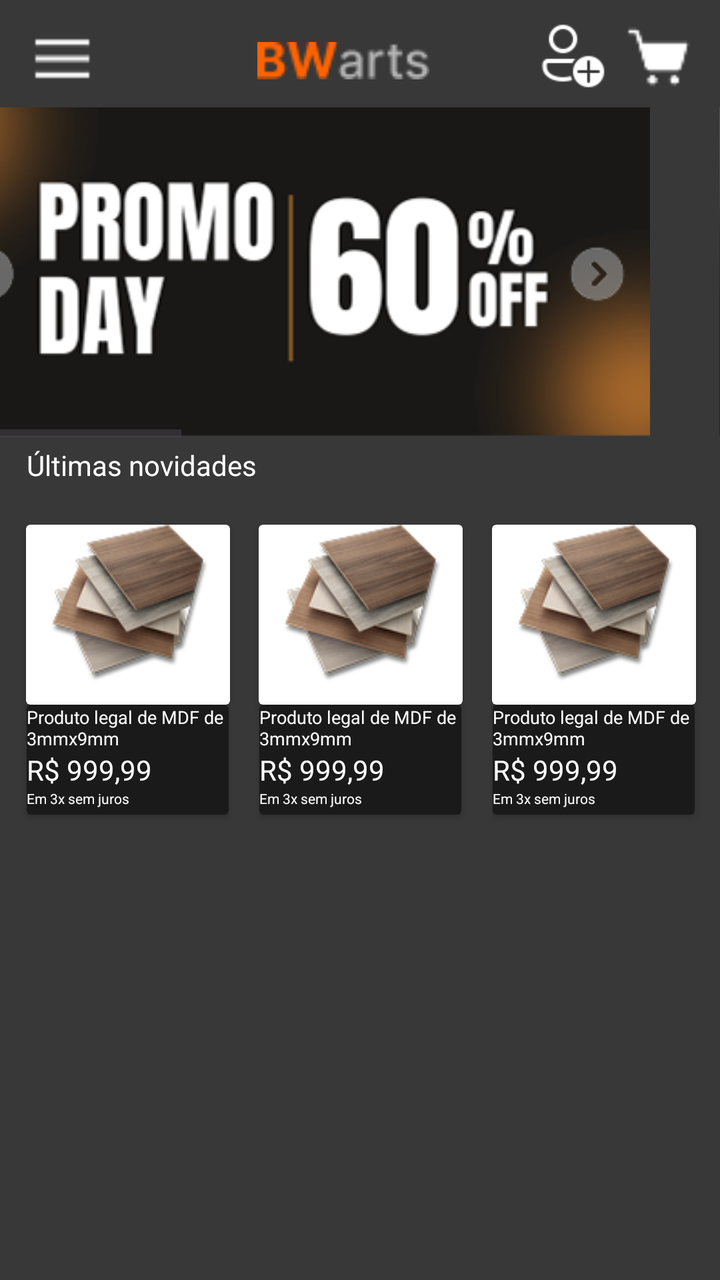
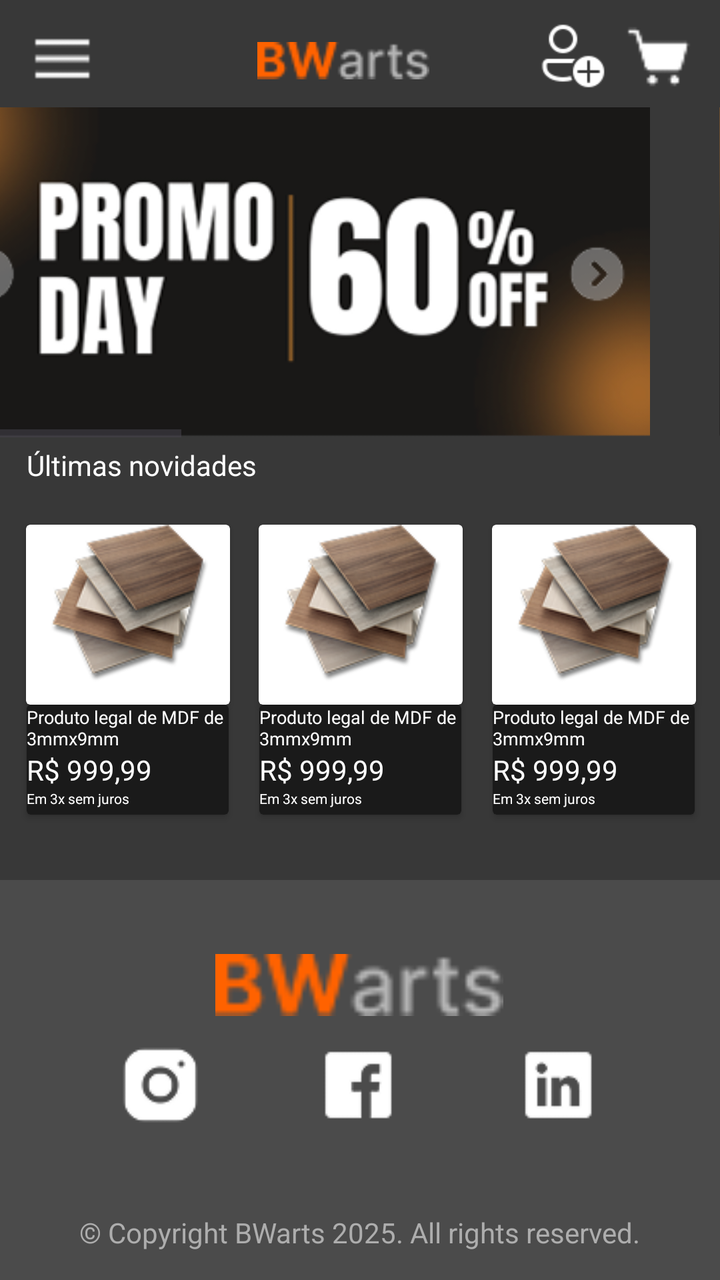

Two renders of the same Android screen: before a commit and after it. Below are the layout's source before the change and the commit's diff.
<!-- AndroidManifest.xml: application theme Theme.BWartsMaker -->
<!-- res/layout/activity_main.xml -->
<?xml version="1.0" encoding="utf-8"?>
<androidx.constraintlayout.widget.ConstraintLayout xmlns:android="http://schemas.android.com/apk/res/android"
    xmlns:app="http://schemas.android.com/apk/res-auto"
    xmlns:tools="http://schemas.android.com/tools"
    android:id="@+id/main"
    android:layout_width="match_parent"
    android:layout_height="match_parent"
    android:background="#FA353535">

    <androidx.cardview.widget.CardView
        android:id="@+id/cardView"
        android:layout_width="102dp"
        android:layout_height="90dp"
        app:cardCornerRadius="2dp"
        app:layout_constraintBottom_toBottomOf="parent"
        app:layout_constraintEnd_toEndOf="parent"
        app:layout_constraintHorizontal_bias="0.954"
        app:layout_constraintStart_toStartOf="parent"
        app:layout_constraintTop_toTopOf="parent"
        app:layout_constraintVertical_bias="0.477">

        <ImageView
            android:id="@+id/imageView6"
            android:layout_width="match_parent"
            android:layout_height="79dp"
            app:srcCompat="@drawable/produto" />
    </androidx.cardview.widget.CardView>

    <ImageView
        android:id="@+id/cadastroLogo"
        android:layout_width="45dp"
        android:layout_height="34dp"
        android:src="@drawable/cadastro"
        app:layout_constraintBottom_toBottomOf="parent"
        app:layout_constraintEnd_toEndOf="parent"
        app:layout_constraintHorizontal_bias="0.838"
        app:layout_constraintStart_toStartOf="parent"
        app:layout_constraintTop_toTopOf="parent"
        app:layout_constraintVertical_bias="0.018" />

    <ImageView
        android:id="@+id/imageView3"
        android:layout_width="86dp"
        android:layout_height="34dp"
        android:src="@drawable/logo"
        app:layout_constraintBottom_toBottomOf="parent"
        app:layout_constraintEnd_toEndOf="parent"
        app:layout_constraintHorizontal_bias="0.47"
        app:layout_constraintStart_toStartOf="parent"
        app:layout_constraintTop_toTopOf="parent"
        app:layout_constraintVertical_bias="0.022" />

    <ImageView
        android:id="@+id/imageView4"
        android:layout_width="33dp"
        android:layout_height="34dp"
        android:src="@drawable/carrinho"
        app:layout_constraintBottom_toBottomOf="parent"
        app:layout_constraintEnd_toEndOf="parent"
        app:layout_constraintHorizontal_bias="0.957"
        app:layout_constraintStart_toStartOf="parent"
        app:layout_constraintTop_toTopOf="parent"
        app:layout_constraintVertical_bias="0.02" />

    <ImageView
        android:id="@+id/imageView5"
        android:layout_width="35dp"
        android:layout_height="32dp"
        android:src="@drawable/menu"
        app:layout_constraintBottom_toBottomOf="parent"
        app:layout_constraintEnd_toEndOf="parent"
        app:layout_constraintHorizontal_bias="0.042"
        app:layout_constraintStart_toStartOf="parent"
        app:layout_constraintTop_toTopOf="parent"
        app:layout_constraintVertical_bias="0.022" />

    <HorizontalScrollView
        android:labelFor="@+id/banner"
        android:id="@+id/horizontalScrollView"
        android:layout_width="411dp"
        android:layout_height="165dp"
        app:layout_constraintBottom_toBottomOf="parent"
        app:layout_constraintEnd_toEndOf="parent"
        app:layout_constraintHorizontal_bias="1.0"
        app:layout_constraintStart_toStartOf="parent"
        app:layout_constraintTop_toTopOf="parent"
        app:layout_constraintVertical_bias="0.113">

        <LinearLayout
            android:layout_width="wrap_content"
            android:layout_height="match_parent"
            android:orientation="horizontal">

            <ImageView
                android:id="@+id/imageView10"
                android:layout_width="wrap_content"
                android:layout_height="wrap_content"
                android:src="@drawable/banner1"
                tools:layout_editor_absoluteX="40dp"
                tools:layout_editor_absoluteY="141dp" />

            <ImageView
                android:id="@+id/imageView13"
                android:layout_width="wrap_content"
                android:layout_height="wrap_content"
                android:src="@drawable/banner1" />

            <androidx.appcompat.widget.Toolbar
                android:id="@+id/toolbar2"
                android:layout_width="409dp"
                android:layout_height="wrap_content"
                android:background="#FA494949"
                android:minHeight="?attr/actionBarSize"
                android:theme="?attr/actionBarTheme" />

        </LinearLayout>


    </HorizontalScrollView>

    <TextView
        android:id="@+id/textView2"
        android:layout_width="wrap_content"
        android:layout_height="wrap_content"
        android:text="Últimas novidades"
        android:textColor="#FFFFFF"
        app:layout_constraintBottom_toBottomOf="parent"
        app:layout_constraintEnd_toEndOf="parent"
        app:layout_constraintHorizontal_bias="0.054"
        app:layout_constraintStart_toStartOf="parent"
        app:layout_constraintTop_toTopOf="parent"
        app:layout_constraintVertical_bias="0.359" />

    <androidx.cardview.widget.CardView
        android:id="@+id/cardView1"
        android:layout_width="102dp"
        android:layout_height="90dp"
        app:cardCornerRadius="2dp"
        app:layout_constraintBottom_toBottomOf="parent"
        app:layout_constraintEnd_toEndOf="parent"
        app:layout_constraintHorizontal_bias="0.051"
        app:layout_constraintStart_toStartOf="parent"
        app:layout_constraintTop_toTopOf="parent"
        app:layout_constraintVertical_bias="0.477">

        <ImageView
            android:id="@+id/imageView100"
            android:layout_width="match_parent"
            android:layout_height="79dp"
            app:srcCompat="@drawable/produto" />
    </androidx.cardview.widget.CardView>

    <androidx.cardview.widget.CardView
        android:layout_width="101dp"
        android:layout_height="55dp"
        app:cardBackgroundColor="#1A1A1A"
        app:cardCornerRadius="2dp"
        app:layout_constraintBottom_toBottomOf="parent"
        app:layout_constraintEnd_toEndOf="parent"
        app:layout_constraintHorizontal_bias="0.051"
        app:layout_constraintStart_toStartOf="parent"
        app:layout_constraintTop_toBottomOf="@+id/cardView"
        app:layout_constraintVertical_bias="0.0">

        <LinearLayout
            android:layout_width="match_parent"
            android:layout_height="match_parent"
            android:orientation="vertical">

            <TextView
                android:id="@+id/textView192"
                android:layout_width="match_parent"
                android:layout_height="wrap_content"
                android:text="Produto legal de MDF de 3mmx9mm"
                android:textColor="#FFFFFF"
                android:textColorLink="#F2F2F2"
                android:textSize="9dp" />

            <TextView
                android:id="@+id/textView6"
                android:layout_width="match_parent"
                android:layout_height="wrap_content"
                android:text="R$ 999,99"
                android:textColor="#FFFFFF" />

            <TextView
                android:id="@+id/textView7"
                android:layout_width="match_parent"
                android:layout_height="10dp"
                android:text="Em 3x sem juros"
                android:textColor="#FFFFFF"
                android:textSize="7dp" />

        </LinearLayout>


    </androidx.cardview.widget.CardView>

    <androidx.cardview.widget.CardView
        android:layout_width="101dp"
        android:layout_height="55dp"
        app:cardBackgroundColor="#1A1A1A"
        app:cardCornerRadius="2dp"
        app:layout_constraintBottom_toBottomOf="parent"
        app:layout_constraintEnd_toEndOf="parent"
        app:layout_constraintHorizontal_bias="0.500"
        app:layout_constraintStart_toStartOf="parent"
        app:layout_constraintTop_toBottomOf="@+id/cardView"
        app:layout_constraintVertical_bias="0.0">

        <LinearLayout
            android:layout_width="match_parent"
            android:layout_height="match_parent"
            android:orientation="vertical">

            <TextView
                android:id="@+id/textView"
                android:layout_width="wrap_content"
                android:layout_height="wrap_content"
                android:text="Produto legal de MDF de 3mmx9mm"
                android:textColor="#FFFFFF"
                android:textColorLink="#F2F2F2"
                android:textSize="9dp" />

            <TextView
                android:id="@+id/textView3"
                android:layout_width="wrap_content"
                android:layout_height="wrap_content"
                android:text="R$ 999,99"
                android:textColor="#FFFFFF" />

            <TextView
                android:id="@+id/textView1200"
                android:layout_width="match_parent"
                android:layout_height="10dp"
                android:text="Em 3x sem juros"
                android:textColor="#FFFFFF"
                android:textSize="7dp" />

        </LinearLayout>
    </androidx.cardview.widget.CardView>

    <androidx.cardview.widget.CardView
        android:layout_width="101dp"
        android:layout_height="55dp"
        app:cardBackgroundColor="#1A1A1A"
        app:cardCornerRadius="2dp"
        app:layout_constraintBottom_toBottomOf="parent"
        app:layout_constraintEnd_toEndOf="parent"
        app:layout_constraintHorizontal_bias="0.951"
        app:layout_constraintStart_toStartOf="parent"
        app:layout_constraintTop_toBottomOf="@+id/cardView"
        app:layout_constraintVertical_bias="0.0">

        <LinearLayout
            android:layout_width="match_parent"
            android:layout_height="match_parent"
            android:orientation="vertical">

            <TextView
                android:id="@+id/textView1"
                android:layout_width="wrap_content"
                android:layout_height="wrap_content"
                android:text="Produto legal de MDF de 3mmx9mm"
                android:textColor="#FFFFFF"
                android:textColorLink="#F2F2F2"
                android:textSize="9dp" />

            <TextView
                android:id="@+id/textView5"
                android:layout_width="wrap_content"
                android:layout_height="wrap_content"
                android:text="R$ 999,99"
                android:textColor="#FFFFFF" />

            <TextView
                android:id="@+id/textView4"
                android:layout_width="match_parent"
                android:layout_height="10dp"
                android:text="Em 3x sem juros"
                android:textColor="#FFFFFF"
                android:textSize="7dp" />

        </LinearLayout>

    </androidx.cardview.widget.CardView>

    <androidx.cardview.widget.CardView
        android:id="@+id/cardView2"
        android:layout_width="102dp"
        android:layout_height="90dp"
        app:cardCornerRadius="2dp"
        app:layout_constraintBottom_toBottomOf="parent"
        app:layout_constraintEnd_toEndOf="parent"
        app:layout_constraintHorizontal_bias="0.501"
        app:layout_constraintStart_toStartOf="parent"
        app:layout_constraintTop_toTopOf="parent"
        app:layout_constraintVertical_bias="0.477">

        <ImageView
            android:id="@+id/imageView1000"
            android:layout_width="match_parent"
            android:layout_height="79dp"
            app:srcCompat="@drawable/produto" />
    </androidx.cardview.widget.CardView>


</androidx.constraintlayout.widget.ConstraintLayout>
<!-- resources referenced by this layout -->
<resources>
  <!-- drawable banner1: png bitmap (drawable, 30983 bytes) -->
  <!-- drawable cadastro: png bitmap (drawable, 857 bytes) -->
  <!-- drawable carrinho: png bitmap (drawable, 656 bytes) -->
  <!-- drawable logo: png bitmap (drawable, 1322 bytes) -->
  <!-- drawable menu: png bitmap (drawable, 344 bytes) -->
  <!-- drawable produto: png bitmap (drawable, 16415 bytes) -->
  <style name="Theme.BWartsMaker" parent="Base.Theme.BWartsMaker" />
  <style name="Base.Theme.BWartsMaker" parent="Theme.Material3.DayNight.NoActionBar">
          
          
      </style>
</resources>

<!-- the commit's change to res/layout/activity_main.xml (unified diff, before → after) -->
@@ -197,6 +197,7 @@
     </androidx.cardview.widget.CardView>
 
     <androidx.cardview.widget.CardView
+        android:id="@+id/cardView3"
         android:layout_width="101dp"
         android:layout_height="55dp"
         app:cardBackgroundColor="#1A1A1A"
@@ -304,5 +305,57 @@
             app:srcCompat="@drawable/produto" />
     </androidx.cardview.widget.CardView>
 
+    <com.google.android.material.bottomappbar.BottomAppBar
+        android:id="@+id/bottomAppBar"
+        android:layout_width="409dp"
+        android:layout_height="200dp"
+        android:layout_gravity="bottom"
+        app:backgroundTint="#4B4B4B"
+        app:layout_constraintBottom_toBottomOf="parent"
+        app:layout_constraintEnd_toEndOf="parent"
+        app:layout_constraintHorizontal_bias="0.0"
+        app:layout_constraintStart_toStartOf="parent"
+        app:layout_constraintTop_toTopOf="parent"
+        app:layout_constraintVertical_bias="1.0"
+        tools:ignore="BottomAppBar" />
+
+    <TextView
+        android:id="@+id/direitosCadastro3"
+        android:layout_width="wrap_content"
+        android:layout_height="wrap_content"
+        android:text="@string/copyright"
+        android:textColor="#ADADAD"
+        app:layout_constraintBottom_toBottomOf="parent"
+        app:layout_constraintEnd_toEndOf="parent"
+        app:layout_constraintHorizontal_bias="0.496"
+        app:layout_constraintStart_toStartOf="parent"
+        app:layout_constraintTop_toTopOf="parent"
+        app:layout_constraintVertical_bias="0.977" />
+
+    <ImageView
+        android:id="@+id/imageView7"
+        android:layout_width="144dp"
+        android:layout_height="69dp"
+        app:layout_constraintBottom_toBottomOf="parent"
+        app:layout_constraintEnd_toEndOf="parent"
+        app:layout_constraintHorizontal_bias="0.498"
+        app:layout_constraintStart_toStartOf="parent"
+        app:layout_constraintTop_toTopOf="parent"
+        app:layout_constraintVertical_bias="0.802"
+        app:srcCompat="@drawable/logo" />
+
+    <ImageView
+        android:id="@+id/imageView8"
+        android:layout_width="wrap_content"
+        android:layout_height="wrap_content"
+        app:layout_constraintBottom_toBottomOf="@+id/bottomAppBar"
+        app:layout_constraintEnd_toEndOf="parent"
+        app:layout_constraintHorizontal_bias="0.497"
+        app:layout_constraintStart_toStartOf="parent"
+        app:layout_constraintTop_toTopOf="parent"
+        app:layout_constraintVertical_bias="0.874"
+        app:srcCompat="@drawable/redes" />
+
+
 
 </androidx.constraintlayout.widget.ConstraintLayout>
<!-- resource entries referenced after the edit -->
@@ -6,6 +6,8 @@
   <!-- drawable logo: png bitmap (drawable, 1322 bytes) -->
   <!-- drawable menu: png bitmap (drawable, 344 bytes) -->
   <!-- drawable produto: png bitmap (drawable, 16415 bytes) -->
+  <!-- drawable redes: png bitmap (drawable, 3219 bytes) -->
+  <string name="copyright">© Copyright BWarts 2025. All rights reserved.</string>
   <style name="Theme.BWartsMaker" parent="Base.Theme.BWartsMaker" />
   <style name="Base.Theme.BWartsMaker" parent="Theme.Material3.DayNight.NoActionBar">
           
